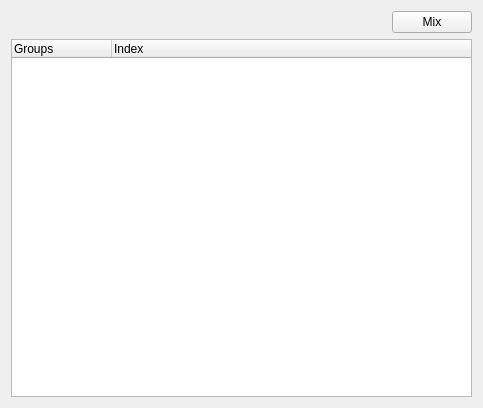
The window that src/VMTD/VMTD/engine/VMTDEngineForm.ui (ekushko/qt-vxlan-mtd-old) describes before a commit, drawn with Qt 5.
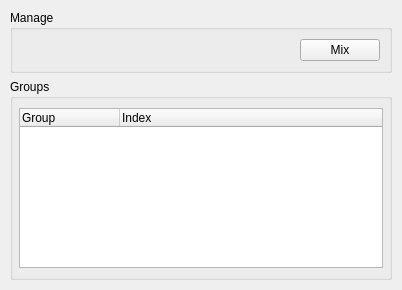
The same window after the commit. Icons and pictures are not drawn.

```diff
--- a/src/VMTD/VMTD/engine/VMTDEngineForm.ui
+++ b/src/VMTD/VMTD/engine/VMTDEngineForm.ui
@@ -6,54 +6,197 @@
    <rect>
     <x>0</x>
     <y>0</y>
-    <width>483</width>
-    <height>408</height>
+    <width>402</width>
+    <height>290</height>
    </rect>
   </property>
   <property name="windowTitle">
    <string>Form</string>
   </property>
-  <layout class="QVBoxLayout" name="verticalLayout">
+  <property name="windowIcon">
+   <iconset resource="../../resources/VMTDResources.qrc">
+    <normaloff>:/favicon.ico</normaloff>:/favicon.ico</iconset>
+  </property>
+  <layout class="QHBoxLayout" name="horizontalLayout_2">
+   <property name="spacing">
+    <number>0</number>
+   </property>
+   <property name="leftMargin">
+    <number>0</number>
+   </property>
+   <property name="topMargin">
+    <number>0</number>
+   </property>
+   <property name="rightMargin">
+    <number>0</number>
+   </property>
+   <property name="bottomMargin">
+    <number>0</number>
+   </property>
    <item>
-    <layout class="QHBoxLayout" name="hl_1">
-     <property name="topMargin">
+    <spacer name="_2">
+     <property name="orientation">
+      <enum>Qt::Horizontal</enum>
+     </property>
+     <property name="sizeHint" stdset="0">
+      <size>
+       <width>4</width>
+       <height>20</height>
+      </size>
+     </property>
+    </spacer>
+   </item>
+   <item>
+    <layout class="QVBoxLayout" name="vl_1">
+     <property name="spacing">
       <number>0</number>
      </property>
      <item>
-      <spacer name="_1">
+      <spacer name="_5">
        <property name="orientation">
-        <enum>Qt::Horizontal</enum>
+        <enum>Qt::Vertical</enum>
        </property>
        <property name="sizeHint" stdset="0">
         <size>
-         <width>40</width>
-         <height>20</height>
+         <width>20</width>
+         <height>40</height>
         </size>
        </property>
       </spacer>
      </item>
      <item>
-      <widget class="QPushButton" name="pbMix">
-       <property name="text">
-        <string>Mix</string>
+      <widget class="QWidget" name="w_1" native="true">
+       <property name="minimumSize">
+        <size>
+         <width>400</width>
+         <height>288</height>
+        </size>
        </property>
+       <property name="maximumSize">
+        <size>
+         <width>400</width>
+         <height>288</height>
+        </size>
+       </property>
+       <layout class="QVBoxLayout" name="verticalLayout_2">
+        <property name="leftMargin">
+         <number>9</number>
+        </property>
+        <property name="topMargin">
+         <number>9</number>
+        </property>
+        <property name="rightMargin">
+         <number>9</number>
+        </property>
+        <property name="bottomMargin">
+         <number>9</number>
+        </property>
+        <item>
+         <widget class="QGroupBox" name="gbManage">
+          <property name="title">
+           <string>Manage</string>
+          </property>
+          <layout class="QHBoxLayout" name="horizontalLayout">
+           <item>
+            <spacer name="_1">
+             <property name="orientation">
+              <enum>Qt::Horizontal</enum>
+             </property>
+             <property name="sizeHint" stdset="0">
+              <size>
+               <width>40</width>
+               <height>20</height>
+              </size>
+             </property>
+            </spacer>
+           </item>
+           <item>
+            <widget class="QPushButton" name="pbMix">
+             <property name="text">
+              <string>Mix</string>
+             </property>
+            </widget>
+           </item>
+          </layout>
+         </widget>
+        </item>
+        <item>
+         <widget class="QGroupBox" name="gbGroups">
+          <property name="title">
+           <string>Groups</string>
+          </property>
+          <layout class="QVBoxLayout" name="verticalLayout">
+           <property name="leftMargin">
+            <number>6</number>
+           </property>
+           <property name="topMargin">
+            <number>6</number>
+           </property>
+           <property name="rightMargin">
+            <number>6</number>
+           </property>
+           <property name="bottomMargin">
+            <number>6</number>
+           </property>
+           <item>
+            <widget class="QTreeWidget" name="trwGroups">
+             <property name="minimumSize">
+              <size>
+               <width>0</width>
+               <height>160</height>
+              </size>
+             </property>
+             <property name="maximumSize">
+              <size>
+               <width>16777215</width>
+               <height>160</height>
+              </size>
+             </property>
+             <column>
+              <property name="text">
+               <string>Group</string>
+              </property>
+             </column>
+             <column>
+              <property name="text">
+               <string>Index</string>
+              </property>
+             </column>
+            </widget>
+           </item>
+          </layout>
+         </widget>
+        </item>
+       </layout>
       </widget>
      </item>
+     <item>
+      <spacer name="_4">
+       <property name="orientation">
+        <enum>Qt::Vertical</enum>
+       </property>
+       <property name="sizeHint" stdset="0">
+        <size>
+         <width>20</width>
+         <height>40</height>
+        </size>
+       </property>
+      </spacer>
+     </item>
     </layout>
    </item>
    <item>
-    <widget class="QTreeWidget" name="trwGroups">
-     <column>
-      <property name="text">
-       <string>Groups</string>
-      </property>
-     </column>
-     <column>
-      <property name="text">
-       <string>Index</string>
-      </property>
-     </column>
-    </widget>
+    <spacer name="_3">
+     <property name="orientation">
+      <enum>Qt::Horizontal</enum>
+     </property>
+     <property name="sizeHint" stdset="0">
+      <size>
+       <width>4</width>
+       <height>20</height>
+      </size>
+     </property>
+    </spacer>
    </item>
   </layout>
  </widget>
```
Left out of the diff: 4 changed lines with no effect on the pictures.
